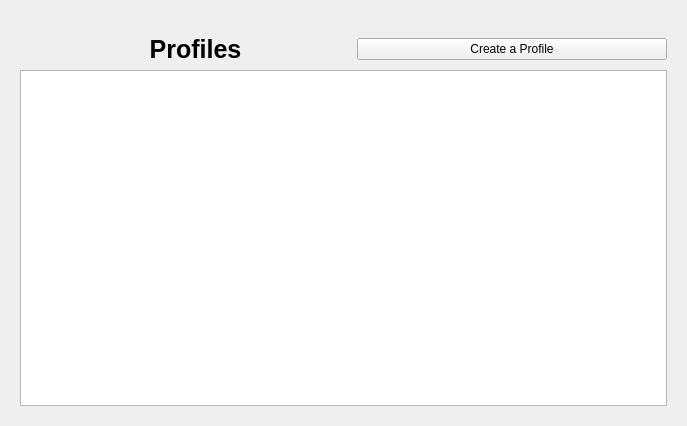
The window that recipe-book/profilerootview.ui (xavier-berthiaume/Recipe-Book) describes before a commit, drawn with Qt 5.
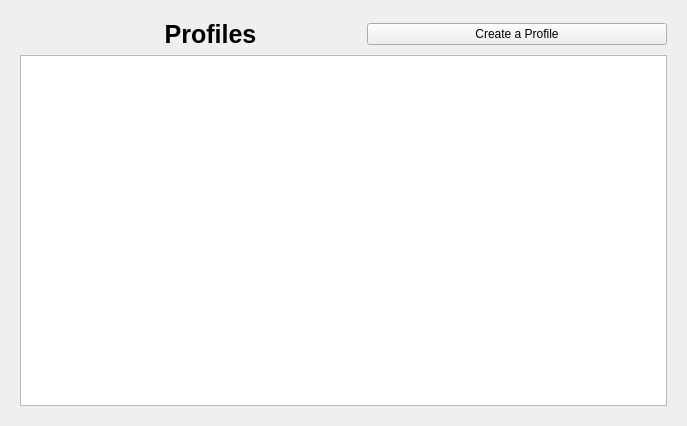
The same window after the commit. The open tabs and pages were chosen to show the change.

```diff
--- a/recipe-book/profilerootview.ui
+++ b/recipe-book/profilerootview.ui
@@ -27,7 +27,7 @@
           <number>6</number>
          </property>
          <property name="topMargin">
-          <number>15</number>
+          <number>0</number>
          </property>
          <item>
           <spacer name="horizontalSpacer">
@@ -35,11 +35,11 @@
             <enum>Qt::Orientation::Horizontal</enum>
            </property>
            <property name="sizeType">
-            <enum>QSizePolicy::Policy::Minimum</enum>
+            <enum>QSizePolicy::Policy::Preferred</enum>
            </property>
            <property name="sizeHint" stdset="0">
             <size>
-             <width>20</width>
+             <width>40</width>
              <height>20</height>
             </size>
            </property>
```
Left out of the diff: 2 changed lines with no effect on the pictures.
